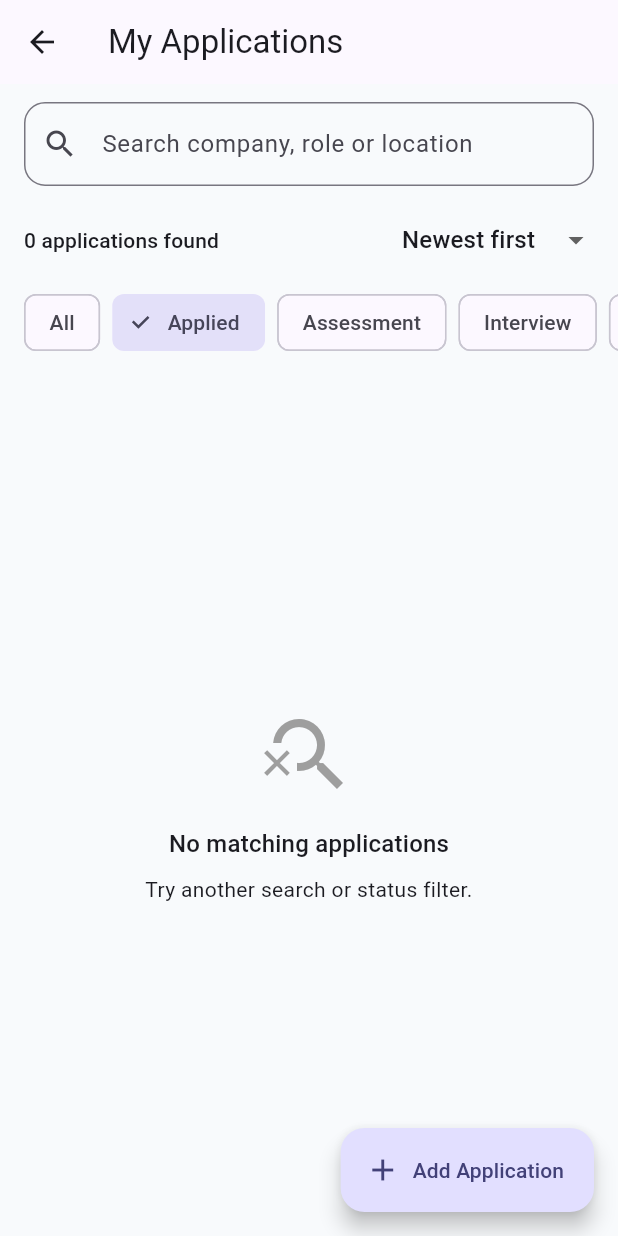
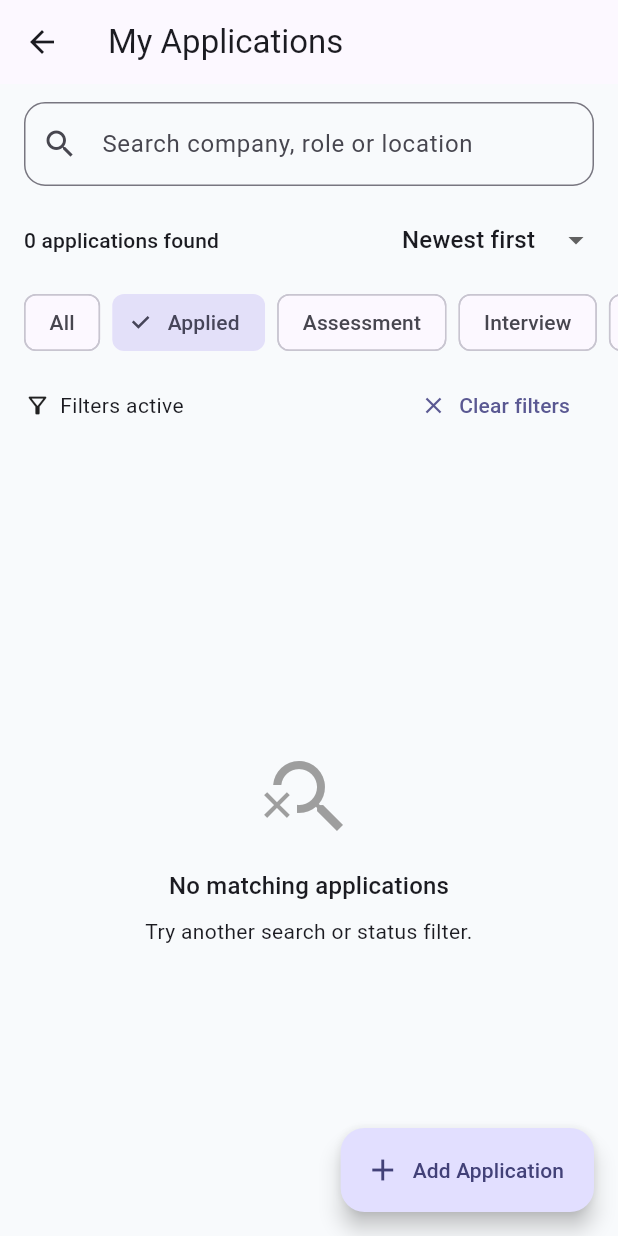
Before and after one commit to thagaramvamshi/internship_tracker, a Flutter app: the ApplicationsScreen screen opened directly, after a tap on "Applied", on a phone screen of 412 x 824 dp. Run offline on Flutter 3.47's test engine with Material 3 defaults, Android fonts, the phone set to English and light mode, and no system bars; our stand-ins replace shared_preferences; accounts and stored records are empty; network calls fail.

Commit message:
Improved internship search and filtering

```diff
--- a/lib/screens/applications_screen.dart
+++ b/lib/screens/applications_screen.dart
@@ -8,6 +8,7 @@ import '../widgets/application_card.dart';
 import 'add_internship_screen.dart';
 import 'edit_internship_screen.dart';
 import 'internship_details_screen.dart';
+
 
 enum ApplicationSort {
   newest,
@@ -111,19 +112,22 @@ class _ApplicationsScreenState extends State<ApplicationsScreen> {
     }
   }
 
+
+
   @override
   Widget build(BuildContext context) {
     final provider = context.watch<InternshipProvider>();
 
     final applications = provider.internships.where((item) {
-      final matchesStatus = _selectedStatus == null ||
-          item.status == _selectedStatus;
+      final matchesStatus =
+          _selectedStatus == null || item.status == _selectedStatus;
 
       final query = _searchQuery.trim().toLowerCase();
       final matchesSearch = query.isEmpty ||
-          item.company.toLowerCase().contains(query) ||
-          item.role.toLowerCase().contains(query) ||
-          item.location.toLowerCase().contains(query);
+    item.company.toLowerCase().contains(query) ||
+    item.role.toLowerCase().contains(query) ||
+    item.location.toLowerCase().contains(query) ||
+    item.type.toLowerCase().contains(query);
 
       return matchesStatus && matchesSearch;
     }).toList();
@@ -148,6 +152,10 @@ class _ApplicationsScreenState extends State<ApplicationsScreen> {
     return Scaffold(
       appBar: AppBar(
         title: const Text('My Applications'),
+        actions: [
+
+          const SizedBox(width: 8),
+        ],
       ),
       body: Column(
         crossAxisAlignment: CrossAxisAlignment.start,
@@ -251,9 +259,33 @@ class _ApplicationsScreenState extends State<ApplicationsScreen> {
               ],
             ),
           ),
-          const SizedBox(height: 8),
-          Expanded(
-            child: applications.isEmpty
+
+          if (_selectedStatus != null || _searchQuery.trim().isNotEmpty)
+  Padding(
+    padding: const EdgeInsets.symmetric(horizontal: 16, vertical: 4),
+    child: Row(
+      children: [
+        const Icon(Icons.filter_alt_outlined, size: 18),
+        const SizedBox(width: 6),
+        const Expanded(
+          child: Text('Filters active'),
+        ),
+        TextButton.icon(
+          onPressed: () {
+            setState(() {
+              _selectedStatus = null;
+              _searchQuery = '';
+            });
+          },
+          icon: const Icon(Icons.clear),
+          label: const Text('Clear filters'),
+        ),
+      ],
+    ),
+  ),
+const SizedBox(height: 8),
+Expanded(
+  child: applications.isEmpty
                 ? _buildEmptyState()
                 : ListView.separated(
                     padding: const EdgeInsets.all(16),
@@ -293,9 +325,7 @@ class _ApplicationsScreenState extends State<ApplicationsScreen> {
           mainAxisAlignment: MainAxisAlignment.center,
           children: [
             Icon(
-              isFiltered
-                  ? Icons.search_off
-                  : Icons.work_outline,
+              isFiltered ? Icons.search_off : Icons.work_outline,
               size: 64,
               color: Colors.grey,
             ),
```
